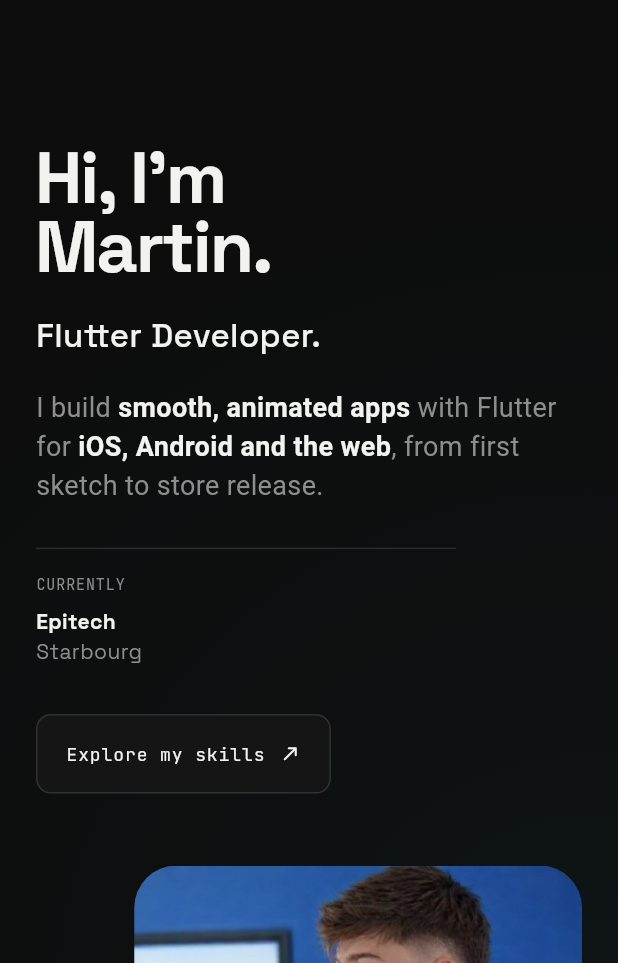
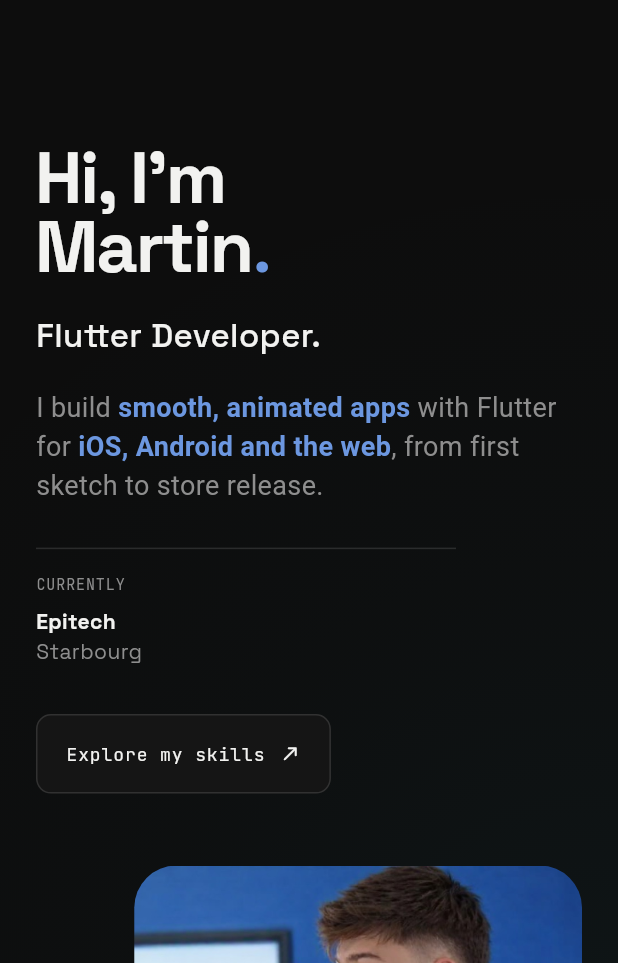
Before and after one commit to MartinVermel/interactive_resume, a Flutter app: the screen it shows after launch, scrolled down 576 dp, on a phone screen of 412 x 824 dp, the part 273-1236 px from its top. Run offline on Flutter 3.47's test engine with Material 3 defaults, Android fonts, the phone set to English and light mode, and no system bars; drawn by our look-alikes of flutter_animate; our stand-ins replace material_ui.

Commit message:
Add blue accent from hero photo to titles and hover states
Co-Authored-By: Claude Opus 5.5 <noreply@anthropic.com>

```diff
--- a/lib/pages/resume_page.dart
+++ b/lib/pages/resume_page.dart
@@ -180,7 +180,7 @@ class _SectionHeader extends StatelessWidget {
             Text(title, style: displayStyle(wide ? 72 : 48)),
             const SizedBox(width: 10),
             Text('(${count.toString().padLeft(2, '0')})',
-                style: monoStyle(size: 14)),
+                style: monoStyle(size: 14, color: AppColors.accentText)),
           ],
         ),
         if (hint != null) Text(hint!, style: monoStyle(size: 11)),
--- a/lib/theme.dart
+++ b/lib/theme.dart
@@ -10,6 +10,14 @@ class AppColors {
   static const text = Color(0xFFF2F2F0);
   static const muted = Color(0xFF8E8E8E);
   static const faint = Color(0xFF4A4A4A);
+
+  /// Blue sampled from the hero photo background. Use for fills/glows only:
+  /// it is too dark to read as text on [bg] (contrast 2.3:1).
+  static const accent = Color(0xFF1F4A92);
+
+  /// Lighter tint of [accent] (same hue) for text and small marks
+  /// (contrast 6.6:1 on [bg]).
+  static const accentText = Color(0xFF6C97E0);
 }
 
 class AppFonts {
--- a/lib/widgets/hero_section.dart
+++ b/lib/widgets/hero_section.dart
@@ -47,8 +47,16 @@ class _HeroText extends StatelessWidget {
       crossAxisAlignment: CrossAxisAlignment.start,
       mainAxisSize: MainAxisSize.min,
       children: [
-        Text(
-          '${Profile.greeting}\n${Profile.firstName}.',
+        Text.rich(
+          TextSpan(
+            text: '${Profile.greeting}\n${Profile.firstName}',
+            children: const [
+              TextSpan(
+                text: '.',
+                style: TextStyle(color: AppColors.accentText),
+              ),
+            ],
+          ),
           style: displayStyle(nameSize),
         ),
         const SizedBox(height: 20),
@@ -109,7 +117,7 @@ class _HeroText extends StatelessWidget {
   }
 }
 
-/// Parses **bold** segments: bold = white, rest = muted.
+/// Parses **bold** segments: bold = blue accent, rest = muted.
 class _RichTagline extends StatelessWidget {
   const _RichTagline(this.source);
 
@@ -131,7 +139,7 @@ class _RichTagline extends StatelessWidget {
               text: parts[i],
               style: i.isOdd
                   ? const TextStyle(
-                      color: AppColors.text,
+                      color: AppColors.accentText,
                       fontWeight: FontWeight.w700,
                     )
                   : null,
--- a/lib/widgets/intro_section.dart
+++ b/lib/widgets/intro_section.dart
@@ -167,7 +167,7 @@ class _TitleLine extends StatelessWidget {
             if (trailing != null) ...[
               const SizedBox(width: 18),
               Text(trailing!, style: symbol),
-              Text('_', style: symbol.copyWith(color: AppColors.text))
+              Text('_', style: symbol.copyWith(color: AppColors.accentText))
                   .animate(onPlay: (c) => c.repeat())
                   .fadeOut(delay: 500.ms, duration: 1.ms)
                   .then(delay: 500.ms)
```
Also changed, not shown: lib/widgets/contact_footer.dart (+16 -3 lines), lib/widgets/project_list.dart (+21 -5 lines), 1 other file.
